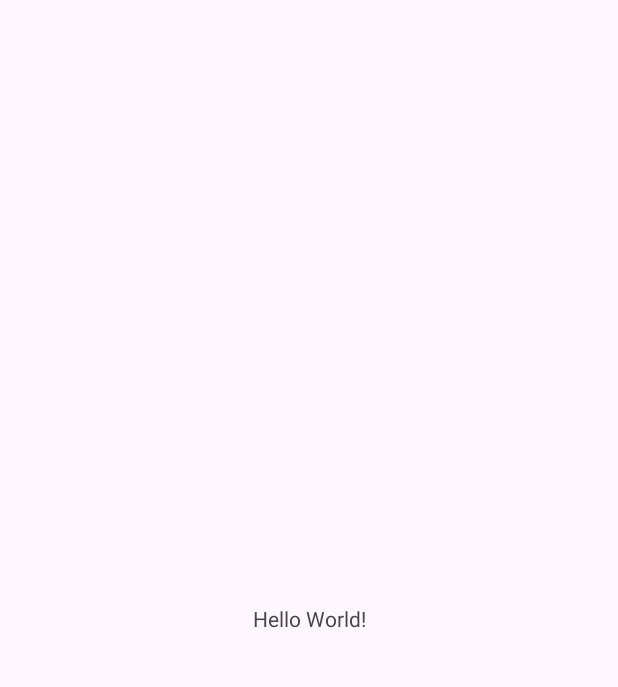
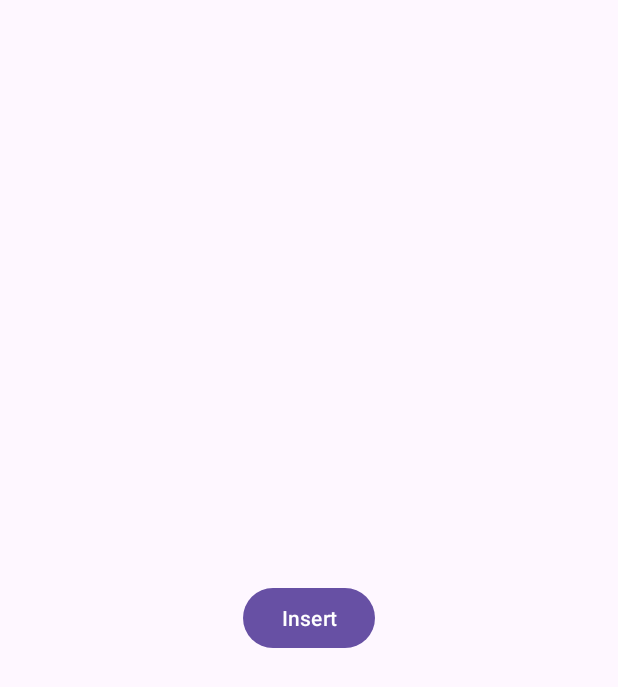
Before and after one commit to zuhayr123/understandingMVVM, an Android app: the screen it shows after launch (MainActivity), on a phone screen of 412 x 824 dp. Before the commit the part shown is almost empty. Shown: the top 687 px of the screen. Run offline under Robolectric (Android 15) with nearby library versions, the phone set to English and light mode, and no system bars; our stand-ins replace Dagger/Hilt's generated code, Room's generated code.

Commit message:
basic db implement

```diff
--- a/app/build.gradle
+++ b/app/build.gradle
@@ -54,4 +54,10 @@ dependencies {
     implementation "com.google.dagger:dagger-android:$dagger_version"
     implementation "com.google.dagger:dagger-android-support:$dagger_version"
     kapt "com.google.dagger:dagger-android-processor:$dagger_version"
+
+    //room db
+    // Room components
+    implementation "androidx.room:room-runtime:2.5.2"
+    kapt "androidx.room:room-compiler:2.5.2"
+    implementation "androidx.room:room-ktx:2.5.2"
 }
--- a/app/src/main/AndroidManifest.xml
+++ b/app/src/main/AndroidManifest.xml
@@ -4,6 +4,7 @@
 
     <application
         android:allowBackup="true"
+        android:name=".MyApp"
         android:dataExtractionRules="@xml/data_extraction_rules"
         android:fullBackupContent="@xml/backup_rules"
         android:icon="@mipmap/ic_launcher"
--- a/app/src/main/java/com/example/understandingmvvm/MainActivity.kt
+++ b/app/src/main/java/com/example/understandingmvvm/MainActivity.kt
@@ -2,10 +2,32 @@ package com.example.understandingmvvm
 
 import androidx.appcompat.app.AppCompatActivity
 import android.os.Bundle
+import android.widget.Button
+import com.example.understandingmvvm.di.DaggerAppComponent
+import com.example.understandingmvvm.mock.UserDAO
+import com.example.understandingmvvm.mock.UserData
+import dagger.android.support.DaggerAppCompatActivity
+import javax.inject.Inject
 
-class MainActivity : AppCompatActivity() {
+class MainActivity : DaggerAppCompatActivity() {
+
+    @Inject
+    lateinit var userDAO: UserDAO
+
     override fun onCreate(savedInstanceState: Bundle?) {
         super.onCreate(savedInstanceState)
         setContentView(R.layout.activity_main)
+
+        val insertButton = findViewById<Button>(R.id.insert)
+
+        insertButton.setOnClickListener {
+            val data = UserData()
+            data.email = "testemail@test.com"
+            data.name = "test name"
+            data.password = "test password"
+            data.uid = "12312"
+
+            userDAO.insertUsers(userData = data)
+        }
     }
 }
--- /dev/null
+++ b/app/src/main/java/com/example/understandingmvvm/db/AppDatabase.kt
@@ -0,0 +1,11 @@
+package com.example.understandingmvvm.db
+
+import androidx.room.Database
+import androidx.room.RoomDatabase
+import com.example.understandingmvvm.mock.UserDAO
+import com.example.understandingmvvm.mock.UserData
+
+@Database(entities = [UserData::class], version = 1, exportSchema = false)
+abstract class AppDatabase : RoomDatabase() {
+    abstract fun userDAO(): UserDAO
+}
--- a/app/src/main/java/com/example/understandingmvvm/di/AppComponent.kt
+++ b/app/src/main/java/com/example/understandingmvvm/di/AppComponent.kt
@@ -2,12 +2,16 @@ package com.example.understandingmvvm.di
 
 import android.app.Application
 import com.example.understandingmvvm.MyApp
+import com.example.understandingmvvm.di.modules.AppModule
+import com.example.understandingmvvm.di.modules.DatabaseModule
 import dagger.BindsInstance
 import dagger.Component
 import dagger.android.AndroidInjector
 import dagger.android.support.AndroidSupportInjectionModule
+import javax.inject.Singleton
 
-@Component(modules = [AndroidSupportInjectionModule::class])
+@Singleton
+@Component(modules = [AndroidSupportInjectionModule::class, AppModule::class, DatabaseModule::class])
 interface AppComponent : AndroidInjector<MyApp> {
     @Component.Factory
     interface Factory {
--- /dev/null
+++ b/app/src/main/java/com/example/understandingmvvm/di/modules/DatabaseModule.kt
@@ -0,0 +1,25 @@
+package com.example.understandingmvvm.di.modules
+
+import android.app.Application
+import androidx.room.Room
+import com.example.understandingmvvm.db.AppDatabase
+import dagger.Module
+import dagger.Provides
+import javax.inject.Singleton
+
+@Module
+class DatabaseModule {
+    @Provides
+    @Singleton
+    fun provideDatabase(application: Application): AppDatabase {
+        return Room.databaseBuilder(application,
+            AppDatabase::class.java, "appDatabase.db")
+            .fallbackToDestructiveMigration()
+            .build()
+    }
+
+    @Provides
+    @Singleton
+    fun provideUserDAO(database: AppDatabase) = database.userDAO()
+
+}
--- /dev/null
+++ b/app/src/main/java/com/example/understandingmvvm/mock/UserDAO.kt
@@ -0,0 +1,11 @@
+package com.example.understandingmvvm.mock
+
+import androidx.room.Dao
+import androidx.room.Insert
+import androidx.room.OnConflictStrategy
+
+@Dao
+interface UserDAO{
+    @Insert(onConflict = OnConflictStrategy.REPLACE)
+    fun insertUsers(userData: UserData)
+}
--- a/app/src/main/res/layout/activity_main.xml
+++ b/app/src/main/res/layout/activity_main.xml
@@ -1,18 +1,17 @@
 <?xml version="1.0" encoding="utf-8"?>
-<androidx.constraintlayout.widget.ConstraintLayout xmlns:android="http://schemas.android.com/apk/res/android"
+<LinearLayout xmlns:android="http://schemas.android.com/apk/res/android"
     xmlns:app="http://schemas.android.com/apk/res-auto"
     xmlns:tools="http://schemas.android.com/tools"
     android:layout_width="match_parent"
     android:layout_height="match_parent"
+    android:layout_gravity="center"
+    android:gravity="center"
     tools:context=".MainActivity">
 
-    <TextView
+    <Button
         android:layout_width="wrap_content"
         android:layout_height="wrap_content"
-        android:text="Hello World!"
-        app:layout_constraintBottom_toBottomOf="parent"
-        app:layout_constraintEnd_toEndOf="parent"
-        app:layout_constraintStart_toStartOf="parent"
-        app:layout_constraintTop_toTopOf="parent" />
+        android:text="Insert"
+        android:id="@+id/insert"/>
 
-</androidx.constraintlayout.widget.ConstraintLayout>
+</LinearLayout>
```
Also changed, not shown: app/src/main/java/com/example/understandingmvvm/MyApp.kt (+1 -7 lines), app/src/main/java/com/example/understandingmvvm/di/modules/AppModule.kt (added, +11 -0 lines), app/src/main/java/com/example/understandingmvvm/mock/UserData.kt (added, +17 -0 lines).
